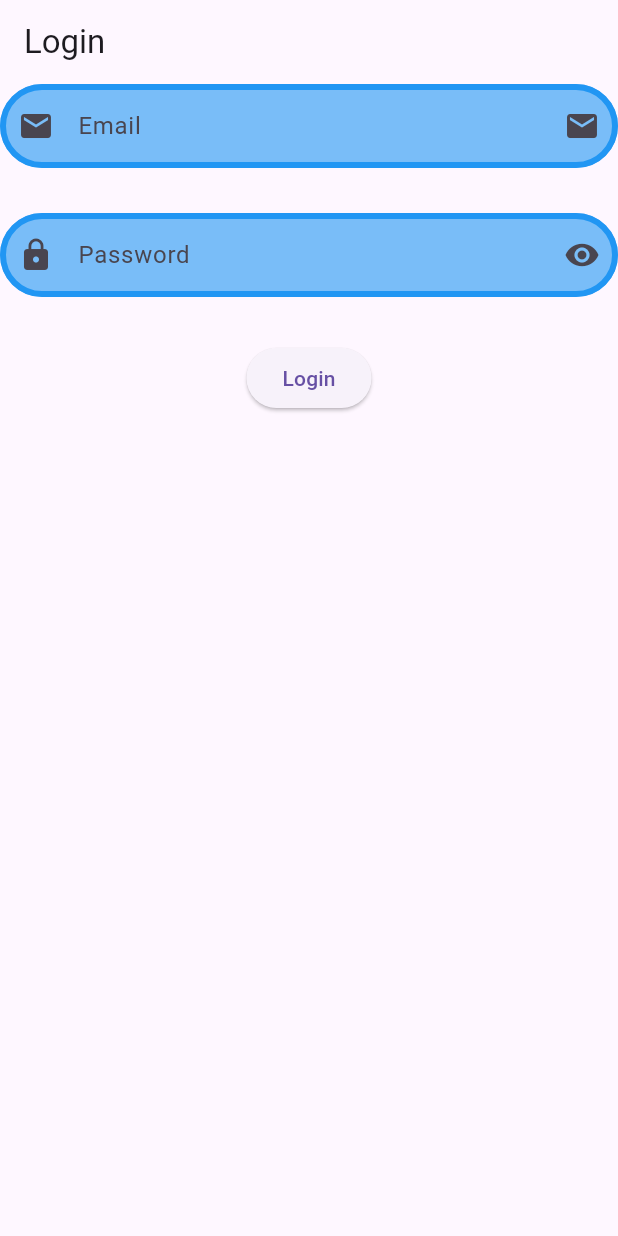
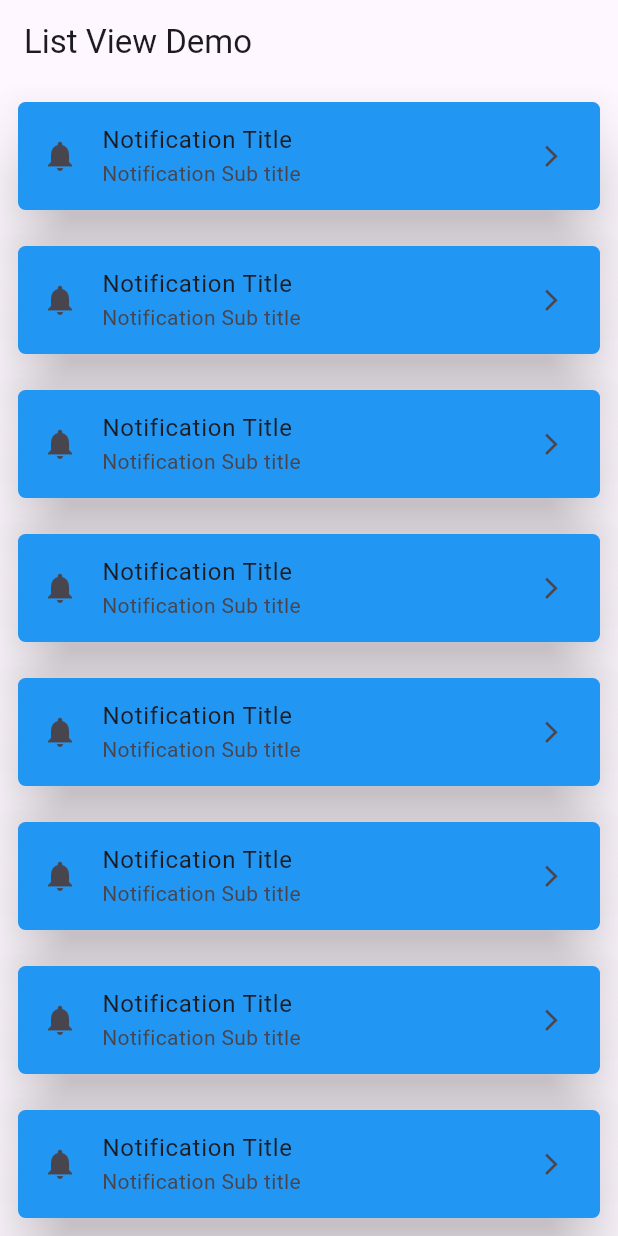
Before and after one commit to MuhammadAliKust/Flutter-B20, a Flutter app: the screen it shows after launch, on a phone screen of 412 x 824 dp. Run offline on Flutter 3.47's test engine with Material 3 defaults, Android fonts, the phone set to English and light mode, and no system bars; our stand-ins replace string_validator.

Commit message:
ListView Builder Done

```diff
--- /dev/null
+++ b/lib/list_view_demo.dart
@@ -0,0 +1,37 @@
+import 'package:flutter/material.dart';
+
+class ListViewDemo extends StatelessWidget {
+  const ListViewDemo({super.key});
+
+  @override
+  Widget build(BuildContext context) {
+    return Scaffold(
+      appBar: AppBar(
+        title: Text("List View Demo"),
+      ),
+      body: ListView.builder(
+          itemCount: 10,
+          itemBuilder: (context, i) {
+            return Padding(
+              padding: const EdgeInsets.all(8.0),
+              child: Card(
+                elevation: 20,
+                color: Colors.blue,
+                shape: RoundedRectangleBorder(
+                    borderRadius: BorderRadius.circular(5)),
+                child: ListTile(
+                  leading: Icon(Icons.notifications),
+                  title: Text("Notification Title"),
+                  subtitle: Text("Notification Sub title"),
+                  trailing: Icon(
+                    Icons.arrow_forward_ios,
+                    size: 17,
+                  ),
+                  // tileColor: Colors.blue.withOpacity(0.6),
+                ),
+              ),
+            );
+          }),
+    );
+  }
+}
--- a/lib/main.dart
+++ b/lib/main.dart
@@ -1,6 +1,7 @@
 import 'package:flutter/material.dart';
 import 'package:flutter_b20/asset_image.dart';
 
+import 'list_view_demo.dart';
 import 'login.dart';
 import 'network_image.dart';
 
@@ -14,7 +15,7 @@ class MyApp extends StatelessWidget {
   @override
   Widget build(BuildContext context) {
     return MaterialApp(
-      home: LoginView(),
+      home: ListViewDemo(),
       // home: Scaffold(
       //   backgroundColor: Colors.blue,
       //   appBar: AppBar(
```
